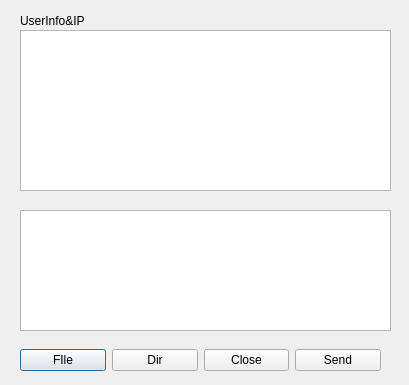
The window that src/user_dialog.ui (admirestator/oipmsg) describes before a commit, drawn with Qt 5.
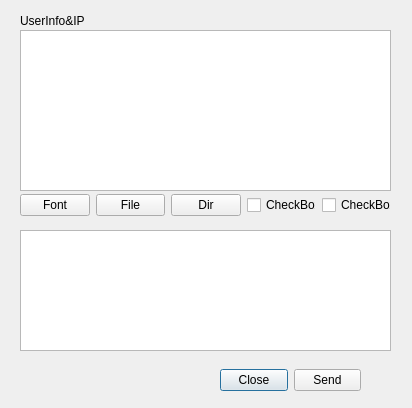
The same window after the commit.

Diff of the .ui file:
```diff
--- a/src/user_dialog.ui
+++ b/src/user_dialog.ui
@@ -6,8 +6,8 @@
    <rect>
     <x>0</x>
     <y>0</y>
-    <width>409</width>
-    <height>385</height>
+    <width>412</width>
+    <height>408</height>
    </rect>
   </property>
   <property name="windowTitle">
@@ -17,7 +17,7 @@
    <property name="geometry">
     <rect>
      <x>20</x>
-     <y>210</y>
+     <y>230</y>
      <width>371</width>
      <height>121</height>
     </rect>
@@ -49,27 +49,13 @@
   <widget class="QWidget" name="">
    <property name="geometry">
     <rect>
-     <x>20</x>
-     <y>340</y>
-     <width>361</width>
+     <x>220</x>
+     <y>360</y>
+     <width>141</width>
      <height>41</height>
     </rect>
    </property>
    <layout class="QHBoxLayout" name="horizontalLayout">
-    <item>
-     <widget class="QPushButton" name="pushButtonFIle">
-      <property name="text">
-       <string>FIle</string>
-      </property>
-     </widget>
-    </item>
-    <item>
-     <widget class="QPushButton" name="pushButtonDir">
-      <property name="text">
-       <string>Dir</string>
-      </property>
-     </widget>
-    </item>
     <item>
      <widget class="QPushButton" name="pushButtonClose">
       <property name="text">
@@ -86,6 +72,53 @@
     </item>
    </layout>
   </widget>
+  <widget class="QWidget" name="">
+   <property name="geometry">
+    <rect>
+     <x>20</x>
+     <y>190</y>
+     <width>371</width>
+     <height>31</height>
+    </rect>
+   </property>
+   <layout class="QHBoxLayout" name="horizontalLayout_2">
+    <item>
+     <widget class="QPushButton" name="pushButtonFile_2">
+      <property name="text">
+       <string>Font</string>
+      </property>
+     </widget>
+    </item>
+    <item>
+     <widget class="QPushButton" name="pushButtonFile">
+      <property name="text">
+       <string>File</string>
+      </property>
+     </widget>
+    </item>
+    <item>
+     <widget class="QPushButton" name="pushButtonDir">
+      <property name="text">
+       <string>Dir</string>
+      </property>
+     </widget>
+    </item>
+    <item>
+     <widget class="QCheckBox" name="checkBox">
+      <property name="text">
+       <string>CheckBox</string>
+      </property>
+     </widget>
+    </item>
+    <item>
+     <widget class="QCheckBox" name="checkBox_2">
+      <property name="text">
+       <string>CheckBox</string>
+      </property>
+     </widget>
+    </item>
+   </layout>
+  </widget>
  </widget>
  <resources/>
  <connections/>
```
